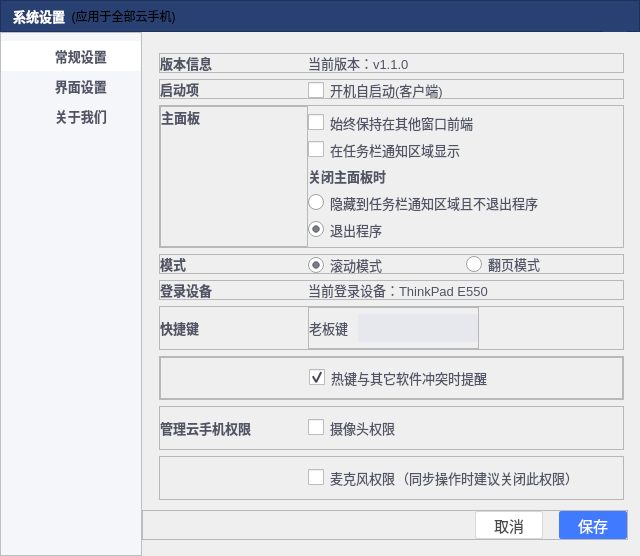
Above: systemsettingwidget.ui from ZhouMei20220810/TEST before the change. Below: the same form after it.
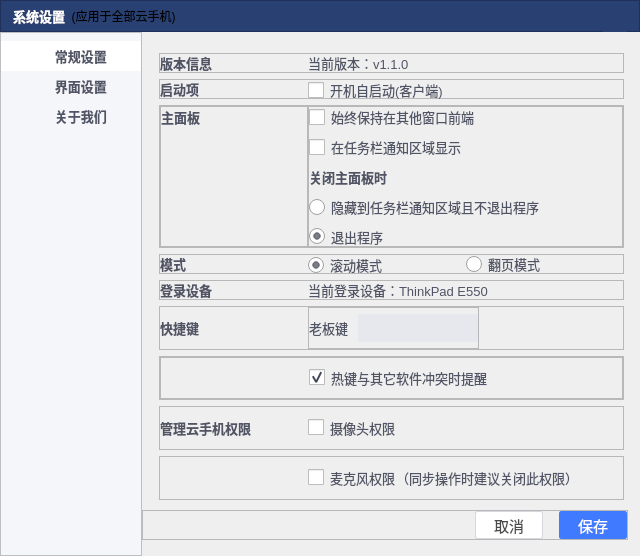
That is the form after the change. Icons and pictures are not drawn.

What changed in the file:
```diff
--- a/systemsettingwidget.ui
+++ b/systemsettingwidget.ui
@@ -7,7 +7,7 @@
     <x>0</x>
     <y>0</y>
     <width>640</width>
-    <height>527</height>
+    <height>540</height>
    </rect>
   </property>
   <property name="windowTitle">
@@ -891,7 +891,29 @@
                </widget>
               </item>
               <item>
+               <widget class="QFrame" name="frame_18">
+                <property name="frameShape">
+                 <enum>QFrame::StyledPanel</enum>
+                </property>
+                <property name="frameShadow">
+                 <enum>QFrame::Raised</enum>
+                </property>
                <layout class="QVBoxLayout" name="verticalLayout_5">
+                 <property name="spacing">
+                  <number>10</number>
+                 </property>
+                 <property name="leftMargin">
+                  <number>0</number>
+                 </property>
+                 <property name="topMargin">
+                  <number>0</number>
+                 </property>
+                 <property name="rightMargin">
+                  <number>0</number>
+                 </property>
+                 <property name="bottomMargin">
+                  <number>0</number>
+                 </property>
                 <item>
                  <widget class="QCheckBox" name="checkBox_2">
                   <property name="text">
@@ -940,6 +962,7 @@
                  </widget>
                 </item>
                </layout>
+               </widget>
               </item>
              </layout>
             </widget>
```
Left out of the diff: 12 changed lines with no effect on the pictures. Lines whose indentation alone changed are shown as unchanged.
